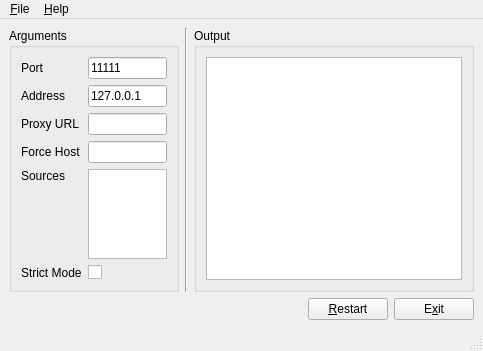
Old version of the form mainwindow.ui in the repository FrzMtrsprt/QtUnblockNeteaseMusic.
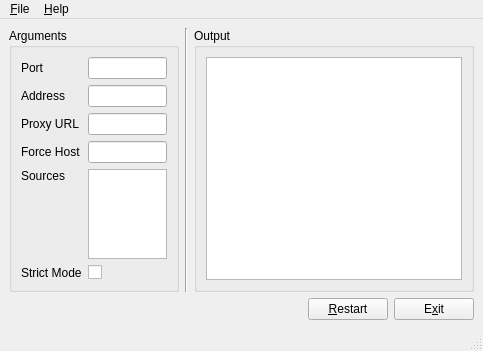
New version of the form.

The edit to the form file:
```diff
--- a/mainwindow.ui
+++ b/mainwindow.ui
@@ -106,7 +106,7 @@
             <string>Specify server port</string>
            </property>
            <property name="text">
-            <string>11111</string>
+            <string/>
            </property>
           </widget>
          </item>
@@ -122,7 +122,7 @@
             <string>Specify server host</string>
            </property>
            <property name="text">
-            <string>127.0.0.1</string>
+            <string/>
            </property>
           </widget>
          </item>
```
